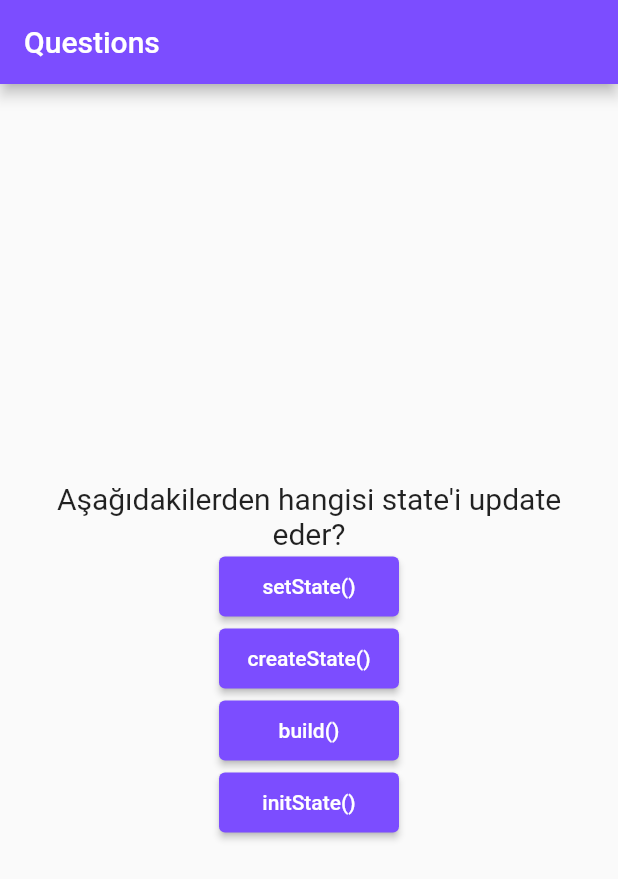
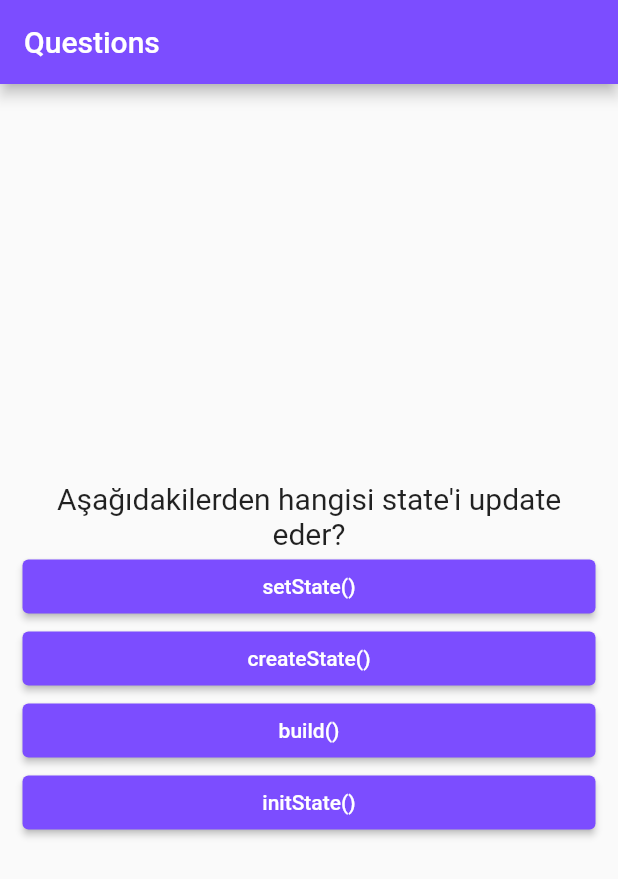
Before and after one commit to boratzn/Tobeto, a Flutter app: the QuestionsPage screen opened directly, on a phone screen of 412 x 824 dp. Shown: the top 879 px of the screen. Run offline on Flutter 3.47's test engine with Material 2 defaults, Android fonts, the light colour scheme and no system bars.

Commit message:
tasarım değişikliği

```diff
--- a/quiz_app/lib/pages/questions_page.dart
+++ b/quiz_app/lib/pages/questions_page.dart
@@ -80,7 +80,7 @@ class _QuestionsPageState extends State<QuestionsPage> {
                 )
               : Column(
                   mainAxisAlignment: MainAxisAlignment.center,
-                  crossAxisAlignment: CrossAxisAlignment.center,
+                  crossAxisAlignment: CrossAxisAlignment.stretch,
                   children: [
                     Text(
                       question.question,
@@ -101,7 +101,6 @@ class _QuestionsPageState extends State<QuestionsPage> {
                           });
                         },
                         style: OutlinedButton.styleFrom(
-                          fixedSize: const Size(120, 40),
                           backgroundColor: Colors.deepPurpleAccent,
                         ),
                         child: Text(e),
```
